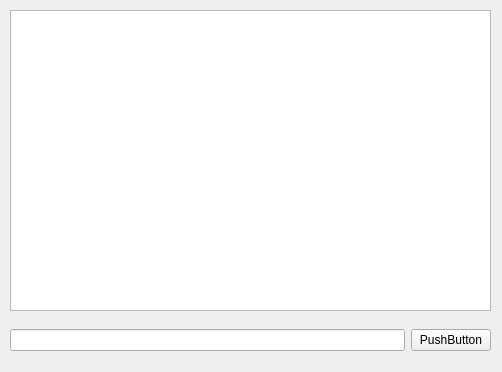
Old version of the form client/ChatWindow.ui in the repository arvindbis29/mantrana.
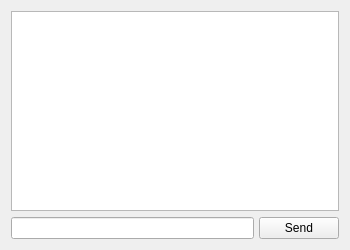
New version of the form. Icons and pictures are not drawn.

```diff
--- a/client/ChatWindow.ui
+++ b/client/ChatWindow.ui
@@ -6,48 +6,71 @@
    <rect>
     <x>0</x>
     <y>0</y>
-    <width>502</width>
-    <height>372</height>
+    <width>350</width>
+    <height>250</height>
    </rect>
   </property>
+  <property name="minimumSize">
+   <size>
+    <width>350</width>
+    <height>250</height>
+   </size>
+  </property>
   <property name="windowTitle">
    <string>ChatWindow</string>
   </property>
-  <widget class="QWidget" name="centralwidget">
-   <widget class="QWidget" name="horizontalLayoutWidget">
-    <property name="geometry">
-     <rect>
-      <x>10</x>
-      <y>320</y>
-      <width>481</width>
-      <height>41</height>
-     </rect>
-    </property>
+  <property name="windowIcon">
+   <iconset resource="../Static/static.qrc">
+    <normaloff>:/icon/icon.png</normaloff>:/icon/icon.png</iconset>
+  </property>
+  <widget class="QWidget" name="centralWidget">
+   <layout class="QVBoxLayout" name="verticalLayout">
+    <item>
+     <widget class="QTextBrowser" name="messages">
+      <property name="html">
+       <string>&lt;!DOCTYPE HTML PUBLIC &quot;-//W3C//DTD HTML 4.0//EN&quot; &quot;http://www.w3.org/TR/REC-html40/strict.dtd&quot;&gt;
+&lt;html&gt;&lt;head&gt;&lt;meta name=&quot;qrichtext&quot; content=&quot;1&quot; /&gt;&lt;style type=&quot;text/css&quot;&gt;
+p, li { white-space: pre-wrap; }
+&lt;/style&gt;&lt;/head&gt;&lt;body style=&quot; font-family:'Noto Sans'; font-size:10pt; font-weight:400; font-style:normal;&quot;&gt;
+&lt;p style=&quot;-qt-paragraph-type:empty; margin-top:0px; margin-bottom:0px; margin-left:0px; margin-right:0px; -qt-block-indent:0; text-indent:0px;&quot;&gt;&lt;br /&gt;&lt;/p&gt;&lt;/body&gt;&lt;/html&gt;</string>
+      </property>
+     </widget>
+    </item>
+    <item>
     <layout class="QHBoxLayout" name="horizontalLayout">
+      <property name="spacing">
+       <number>5</number>
+      </property>
+      <property name="sizeConstraint">
+       <enum>QLayout::SetFixedSize</enum>
+      </property>
+      <property name="bottomMargin">
+       <number>0</number>
+      </property>
      <item>
       <widget class="QLineEdit" name="message"/>
      </item>
      <item>
       <widget class="QPushButton" name="send">
+        <property name="sizePolicy">
+         <sizepolicy hsizetype="Fixed" vsizetype="Fixed">
+          <horstretch>0</horstretch>
+          <verstretch>0</verstretch>
+         </sizepolicy>
+        </property>
        <property name="text">
-        <string>PushButton</string>
+         <string>Send</string>
        </property>
       </widget>
      </item>
     </layout>
-   </widget>
-   <widget class="QTextBrowser" name="messages">
-    <property name="geometry">
-     <rect>
-      <x>10</x>
-      <y>10</y>
-      <width>481</width>
-      <height>301</height>
-     </rect>
-    </property>
-   </widget>
-  </widget>
- </widget>
- <resources/>
+    </item>
+   </layout>
+  </widget>
+ </widget>
+ <layoutdefault spacing="6" margin="11"/>
+ <resources>
+  <include location="../Static/static.qrc"/>
+ </resources>
  <connections/>
 </ui>
```
Left out of the diff: 2 changed lines with no effect on the pictures. Lines whose indentation alone changed are shown as unchanged.
